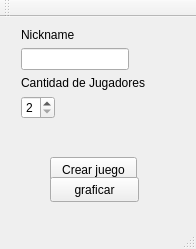
Old version of the form pantallajuego.ui in the repository AndreyZartty/Scrabble.
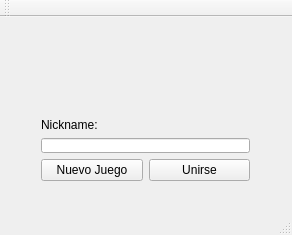
New version of the form.

Commit message: Se crea ventana inicial

What changed in the file:
```diff
--- a/pantallajuego.ui
+++ b/pantallajuego.ui
@@ -6,98 +6,63 @@
    <rect>
     <x>0</x>
     <y>0</y>
-    <width>196</width>
-    <height>249</height>
+    <width>292</width>
+    <height>235</height>
    </rect>
   </property>
   <property name="windowTitle">
    <string>PantallaJuego</string>
   </property>
   <widget class="QWidget" name="centralWidget">
-   <widget class="QPushButton" name="pushButton">
+   <widget class="QWidget" name="verticalLayoutWidget">
     <property name="geometry">
      <rect>
-      <x>50</x>
-      <y>140</y>
-      <width>87</width>
-      <height>25</height>
+      <x>30</x>
+      <y>90</y>
+      <width>231</width>
+      <height>85</height>
      </rect>
     </property>
-    <property name="text">
-     <string>Crear juego</string>
-    </property>
-   </widget>
-   <widget class="QWidget" name="formLayoutWidget_3">
-    <property name="geometry">
-     <rect>
-      <x>10</x>
-      <y>0</y>
-      <width>173</width>
-      <height>115</height>
-     </rect>
-    </property>
-    <layout class="QFormLayout" name="formLayout_3">
-     <item row="0" column="0">
-      <layout class="QFormLayout" name="formLayout">
-       <item row="0" column="0">
-        <widget class="QLabel" name="label_2">
-         <property name="text">
-          <string>Nickname</string>
-         </property>
-        </widget>
-       </item>
-       <item row="1" column="0">
-        <widget class="QLineEdit" name="nick_line"/>
-       </item>
-      </layout>
-     </item>
-     <item row="1" column="0">
-      <layout class="QFormLayout" name="formLayout_2">
-       <item row="1" column="0">
+    <layout class="QVBoxLayout" name="verticalLayout">
+     <item>
+      <layout class="QVBoxLayout" name="verticalLayout_3">
+       <item>
         <widget class="QLabel" name="label">
          <property name="text">
-          <string>Cantidad de Jugadores</string>
+          <string>Nickname:</string>
+         </property>
+         <property name="alignment">
+          <set>Qt::AlignLeading|Qt::AlignLeft|Qt::AlignVCenter</set>
          </property>
         </widget>
        </item>
+       <item>
+        <widget class="QLineEdit" name="line_nick"/>
+       </item>
       </layout>
      </item>
-     <item row="2" column="0">
-      <widget class="QSpinBox" name="cant_spin">
-       <property name="minimum">
-        <number>2</number>
-       </property>
-       <property name="maximum">
-        <number>4</number>
-       </property>
-      </widget>
+     <item>
+      <layout class="QHBoxLayout" name="horizontalLayout_2">
+       <item>
+        <widget class="QPushButton" name="pushButton">
+         <property name="text">
+          <string>Nuevo Juego</string>
+         </property>
+        </widget>
+       </item>
+       <item>
+        <widget class="QPushButton" name="pushButton_2">
+         <property name="text">
+          <string>Unirse</string>
+         </property>
+        </widget>
+       </item>
+      </layout>
      </item>
     </layout>
    </widget>
-   <widget class="QPushButton" name="graf_button">
-    <property name="geometry">
-     <rect>
-      <x>50</x>
-      <y>160</y>
-      <width>89</width>
-      <height>25</height>
-     </rect>
-    </property>
-    <property name="text">
-     <string>graficar</string>
-    </property>
-   </widget>
   </widget>
-  <widget class="QMenuBar" name="menuBar">
-   <property name="geometry">
-    <rect>
-     <x>0</x>
-     <y>0</y>
-     <width>196</width>
-     <height>22</height>
-    </rect>
-   </property>
-  </widget>
+  <widget class="QStatusBar" name="statusBar"/>
   <widget class="QToolBar" name="mainToolBar">
    <attribute name="toolBarArea">
     <enum>TopToolBarArea</enum>
@@ -106,7 +71,6 @@
     <bool>false</bool>
    </attribute>
   </widget>
-  <widget class="QStatusBar" name="statusBar"/>
  </widget>
  <layoutdefault spacing="6" margin="11"/>
  <resources/>
```
The commit also changes 6 other files.
